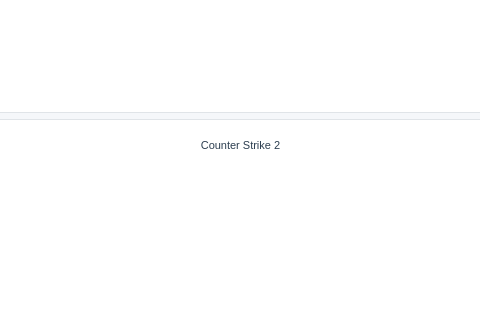
First picture: the form in templates/wiki_window.ui, repository VANT00Z/Game-Helper, before the edit; both pictures show x 277 to 757 and y 325 to 645 of the 1035 by 816 pixel window.
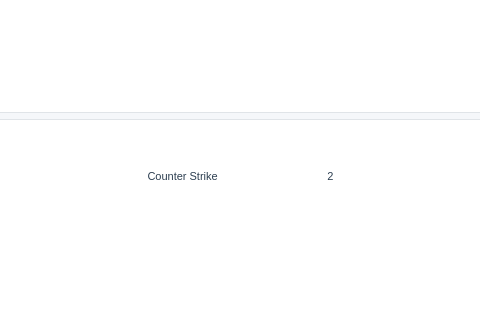
Second picture: the form after the edit.

The edit to the form file:
```diff
--- a/templates/wiki_window.ui
+++ b/templates/wiki_window.ui
@@ -57,11 +57,20 @@
         </string>
        </property>
        <property name="html">
-        <string>&lt;!DOCTYPE HTML PUBLIC &quot;-//W3C//DTD HTML 4.0//EN&quot; &quot;http://www.w3.org/TR/REC-html40/strict.dtd&quot;&gt;
-&lt;html&gt;&lt;head&gt;&lt;meta name=&quot;qrichtext&quot; content=&quot;1&quot; /&gt;&lt;style type=&quot;text/css&quot;&gt;
-p, li { white-space: pre-wrap; }
-&lt;/style&gt;&lt;/head&gt;&lt;body style=&quot; font-family:'MS Shell Dlg 2'; font-size:8.25pt; font-weight:400; font-style:normal;&quot;&gt;
-&lt;p align=&quot;center&quot; style=&quot; margin-top:0px; margin-bottom:0px; margin-left:0px; margin-right:0px; -qt-block-indent:0; text-indent:0px;&quot;&gt;Counter Strike 2&lt;/p&gt;&lt;/body&gt;&lt;/html&gt;</string>
+                                <string>&lt;!DOCTYPE HTML PUBLIC &quot;-//W3C//DTD HTML
+                                    4.0//EN&quot;
+                                    &quot;http://www.w3.org/TR/REC-html40/strict.dtd&quot;&gt;
+                                    &lt;html&gt;&lt;head&gt;&lt;meta name=&quot;qrichtext&quot;
+                                    content=&quot;1&quot; /&gt;&lt;style
+                                    type=&quot;text/css&quot;&gt;
+                                    p, li { white-space: pre-wrap; }
+                                    &lt;/style&gt;&lt;/head&gt;&lt;body style=&quot; font-family:'MS
+                                    Shell Dlg 2'; font-size:8.25pt; font-weight:400;
+                                    font-style:normal;&quot;&gt;
+                                    &lt;p align=&quot;center&quot; style=&quot; margin-top:0px;
+                                    margin-bottom:0px; margin-left:0px; margin-right:0px;
+                                    -qt-block-indent:0; text-indent:0px;&quot;&gt;Counter Strike
+                                    2&lt;/p&gt;&lt;/body&gt;&lt;/html&gt;</string>
        </property>
       </widget>
      </item>
```
Left out of the diff: 127 changed lines with no effect on the pictures. Lines whose indentation alone changed are shown as unchanged.
